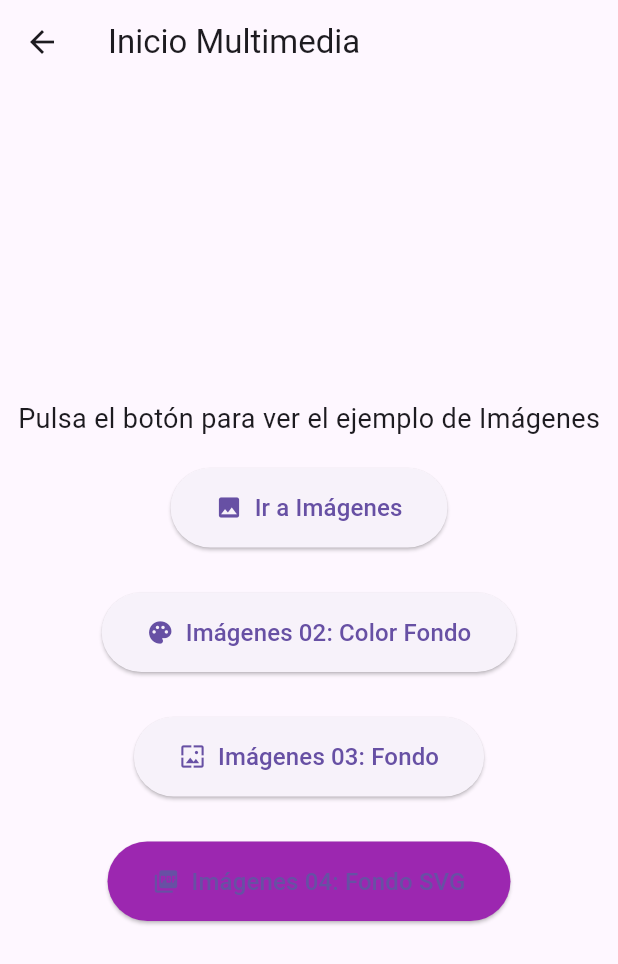
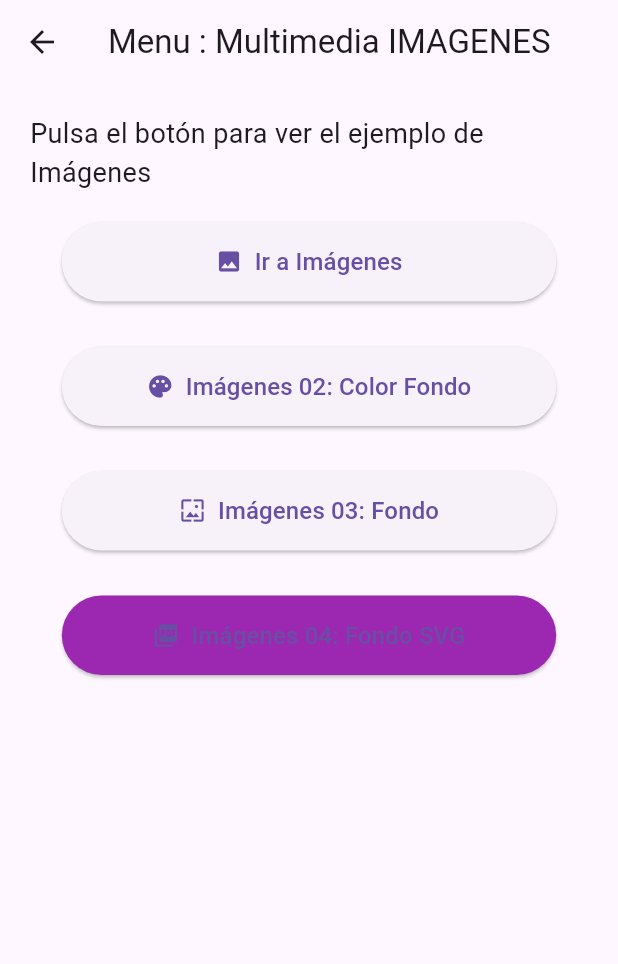
Before and after one commit to 66RAPTOR/multimedia01, a Flutter app: the HomeScreenImages screen opened directly, on a phone screen of 412 x 824 dp. Shown: the top 964 px of the screen. Run offline on Flutter 3.47's test engine with Material 3 defaults, Android fonts, the phone set to English and light mode, and no system bars; our stand-ins replace flutter_svg.

Commit message:
Configurar la vista del menu en home_screen_images.dart

```diff
--- a/lib/screen/ExampleImages/home_screen_images.dart
+++ b/lib/screen/ExampleImages/home_screen_images.dart
@@ -41,23 +41,34 @@ class HomeScreenImages extends StatelessWidget {
 
   @override
   Widget build(BuildContext context) {
+    // Definimos el factor de ancho (80% de la pantalla)
+    final double screenWidth = MediaQuery.of(context).size.width;
+    const double buttonWidthFactor = 0.8;
+    final double buttonWidth = screenWidth * buttonWidthFactor;
+
     // Scaffold proporciona la estructura visual básica (AppBar, body, etc.).
     return Scaffold(
       // AppBar es la barra de navegación superior.
-      appBar: AppBar(title: const Text('Inicio Multimedia')),
+      appBar: AppBar(title: const Text('Menu : Multimedia IMAGENES')),
       // body es el área principal de contenido de la pantalla.
-      body: Center(
+      body: SingleChildScrollView(
+        padding: const EdgeInsets.all(20.0),
+
         // Center centra su único hijo en la pantalla.
+        child: Center(
           child: Column(
             // Column organiza sus hijos verticalmente.
             mainAxisAlignment: MainAxisAlignment.center, // Centra los hijos en el eje vertical.
+            crossAxisAlignment: CrossAxisAlignment.center,
             children: <Widget>[
               // Texto informativo.
               const Text('Pulsa el botón para ver el ejemplo de Imágenes', style: TextStyle(fontSize: 18)),
               // Espacio vertical para separar elementos.
               const SizedBox(height: 20),
-            // Botón con ícono para la navegación.
-            ElevatedButton.icon(
+
+              SizedBox(
+                width: buttonWidth,
+                child: ElevatedButton.icon(
                   icon: const Icon(Icons.image), // Ícono de imagen.
                   label: const Text('Ir a Imágenes', style: TextStyle(fontSize: 16)),
                   style: ElevatedButton.styleFrom(
@@ -77,10 +88,14 @@ class HomeScreenImages extends StatelessWidget {
                     );
                   },
                 ),
+              ),
 
+              // Botón con ícono para la navegación.
               const SizedBox(height: 30), // Separador
               // --- NUEVO: Botón de Imágenes 02 (Color de Fondo) ---
-            ElevatedButton.icon(
+              SizedBox(
+                width: buttonWidth,
+                child: ElevatedButton.icon(
                   icon: const Icon(Icons.palette),
                   label: const Text('Imágenes 02: Color Fondo', style: TextStyle(fontSize: 16)),
                   style: ElevatedButton.styleFrom(
@@ -97,9 +112,12 @@ class HomeScreenImages extends StatelessWidget {
                     );
                   },
                 ),
+              ),
 
               const SizedBox(height: 30), // Separador
-            // --- NUEVO: Botón de Imágenes 03 (Fondo) ---
+              SizedBox(
+                width: buttonWidth,
+                child: // --- NUEVO: Botón de Imágenes 03 (Fondo) ---
                 ElevatedButton.icon(
                   icon: const Icon(Icons.wallpaper),
                   label: const Text('Imágenes 03: Fondo', style: TextStyle(fontSize: 16)),
@@ -111,11 +129,13 @@ class HomeScreenImages extends StatelessWidget {
                     Navigator.push(context, MaterialPageRoute(builder: (context) => const ImageLoadingScreen03()));
                   },
                 ),
+              ),
 
               // ... después del Botón de Imágenes 03 ...
               const SizedBox(height: 30), // Separador
-            // --- NUEVO: Botón de Imágenes 04 (Fondo SVG) ---
-            ElevatedButton.icon(
+              SizedBox(
+                width: buttonWidth,
+                child: ElevatedButton.icon(
                   icon: const Icon(Icons.picture_as_pdf), // Un ícono que sugiera gráficos vectoriales
                   label: const Text('Imágenes 04: Fondo SVG', style: TextStyle(fontSize: 16)),
                   style: ElevatedButton.styleFrom(padding: const EdgeInsets.symmetric(horizontal: 30, vertical: 15), backgroundColor: Colors.purple),
@@ -123,7 +143,11 @@ class HomeScreenImages extends StatelessWidget {
                     Navigator.push(context, MaterialPageRoute(builder: (context) => const ImageLoadingScreen04()));
                   },
                 ),
+              ),
+
+              // --- NUEVO: Botón de Imágenes 04 (Fondo SVG) ---
             ],
+          ),
         ),
       ),
     );
```
Lines whose indentation alone changed are shown as unchanged.
